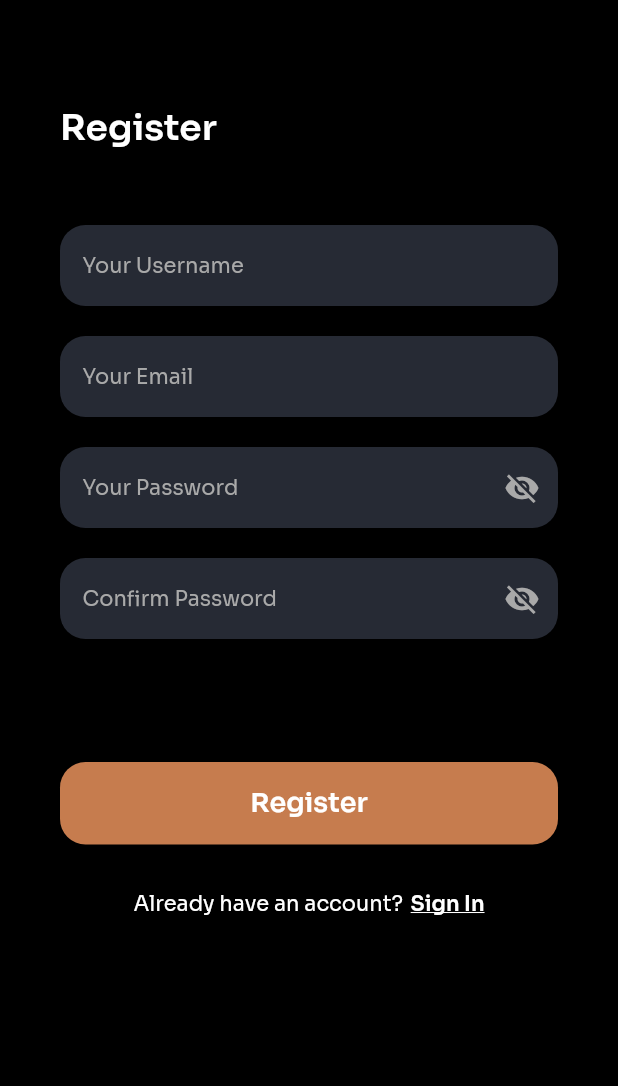
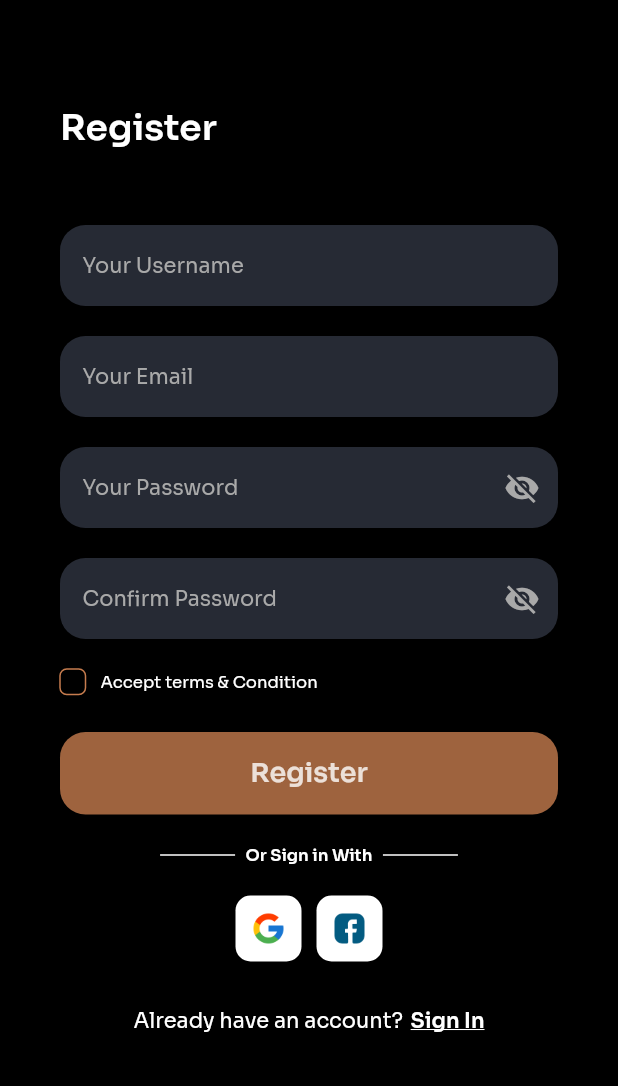
Before and after one commit to trihadi17/coffee, a Flutter app: the SignUpPage screen opened by its route, on a phone screen of 412 x 824 dp, the part 150-1236 px from its top. Run offline on Flutter 3.47's test engine with Material 2 defaults, Android fonts, the phone set to English and light mode, and no system bars; our stand-ins replace fluttertoast, google_fonts, google_maps_flutter, shimmer.

Commit message:
Revisi Sign Up Page

```diff
--- a/lib/pages/signup_page.dart
+++ b/lib/pages/signup_page.dart
@@ -37,6 +37,9 @@ class _SignUpPageState extends State<SignUpPage> {
 
   final TextEditingController confirmPasswordController =
       TextEditingController();
+
+  // Variable checkbox
+  bool isChecked = false;
 
   // Inisialisasi variable ftoast
   late FToast fToast;
@@ -336,18 +339,55 @@ class _SignUpPageState extends State<SignUpPage> {
     );
   }
 
+  // Checkbox Accept terms & Condition
+  // Remember Me (Checkbox)
+  Widget acceptTerm() {
+    return Row(
+      children: [
+        //* Pada checkbox memiliki padding nya tersendiri, jika ingin mengatur ukuran dari checkbox dan menghilangkan default padding. Bungkus dengan widget Sizedbox atau Container. Sesuakan height/width nya dengan design, misal ukuran checkbox di design width:20, height : 20
+        SizedBox(
+          height: 17,
+          width: 17,
+          child: Checkbox(
+            activeColor: whiteColor,
+            checkColor: brownColor,
+            side: BorderSide(color: brownColor),
+            shape: RoundedRectangleBorder(
+              borderRadius: BorderRadius.circular(5),
+            ),
+            value: isChecked,
+            onChanged: (value) {
+              setState(() {
+                isChecked = value!;
+              });
+            },
+          ),
+        ),
+
+        SizedBox(
+          width: 10,
+        ),
+        Text(
+          'Accept terms & Condition',
+          style: GoogleFonts.sora(fontSize: 11, color: whiteColor),
+        ),
+      ],
+    );
+  }
+
   // Button Register
   Widget buttonSignUp() {
     return Column(
       children: [
         SizedBox(
-          height: 62,
+          height: 25,
         ),
         Container(
           width: double.infinity,
           height: 55,
           child: TextButton(
-            onPressed: (() {
+            onPressed: isChecked
+                ? () {
                     if (_formkey.currentState!.validate()) {
                       setState(() {
                         isLoading = true;
@@ -374,9 +414,11 @@ class _SignUpPageState extends State<SignUpPage> {
                         },
                       );
                     }
-            }),
+                  }
+                : null,
             style: TextButton.styleFrom(
-              backgroundColor: brownColor,
+              backgroundColor:
+                  isChecked ? brownColor : brownColor.withOpacity(0.8),
               shape: RoundedRectangleBorder(
                 borderRadius: BorderRadius.circular(
                   17,
@@ -392,14 +434,105 @@ class _SignUpPageState extends State<SignUpPage> {
                     'Register',
                     style: whiteTextStyle.copyWith(
                       fontSize: 18,
+                      color:
+                          isChecked ? whiteColor : whiteColor.withOpacity(0.8),
                     ),
                   ),
           ),
         ),
+      ],
+    );
+  }
+
+  // Sign Up With Google/Facebook
+  Widget anotherSignUp() {
+    return Container(
+      margin: EdgeInsets.only(top: 20),
+      child: Column(
+        children: [
+          // title
+          Row(
+            mainAxisAlignment: MainAxisAlignment.center,
+            children: [
+              Container(
+                height: 1,
+                width: 50,
+                color: whiteColor,
+              ),
               SizedBox(
-          height: 30,
+                width: 7,
               ),
+              Text(
+                'Or Sign in With',
+                style: whiteTextStyle.copyWith(
+                  fontSize: 11,
+                ),
+              ),
+              SizedBox(
+                width: 7,
+              ),
+              Container(
+                height: 1,
+                width: 50,
+                color: whiteColor,
+              ),
+            ],
+          ),
+
+          SizedBox(
+            height: 20,
+          ),
+
+          // Google & Facebook
           Row(
+            mainAxisAlignment: MainAxisAlignment.center,
+            children: [
+              Container(
+                width: 44,
+                height: 44,
+                decoration: BoxDecoration(
+                  color: whiteColor,
+                  borderRadius: BorderRadius.circular(10),
+                ),
+                child: Center(
+                  child: Image.asset(
+                    'assets/icon_google.png',
+                    width: 24,
+                  ),
+                ),
+              ),
+              SizedBox(
+                width: 10,
+              ),
+              Container(
+                width: 44,
+                height: 44,
+                decoration: BoxDecoration(
+                  color: whiteColor,
+                  borderRadius: BorderRadius.circular(10),
+                ),
+                child: Center(
+                  child: Image.asset(
+                    'assets/icon_facebook.png',
+                    width: 24,
+                  ),
+                ),
+              ),
+            ],
+          )
+        ],
+      ),
+    );
+  }
+
+  // Navigation to Sign In
+  Widget navToSignIn() {
+    return Container(
+      margin: EdgeInsets.only(
+        top: 30,
+        bottom: 20,
+      ),
+      child: Row(
         mainAxisAlignment: MainAxisAlignment.center,
         children: [
           Text(
@@ -422,7 +555,6 @@ class _SignUpPageState extends State<SignUpPage> {
           ),
         ],
       ),
-      ],
     );
   }
 
@@ -440,7 +572,10 @@ class _SignUpPageState extends State<SignUpPage> {
             emailInput(),
             passwordInput(),
             confirmPasswordInput(),
+            acceptTerm(),
             buttonSignUp(),
+            anotherSignUp(),
+            navToSignIn(),
           ],
         ),
       ),
```
Lines whose indentation alone changed are shown as unchanged.
